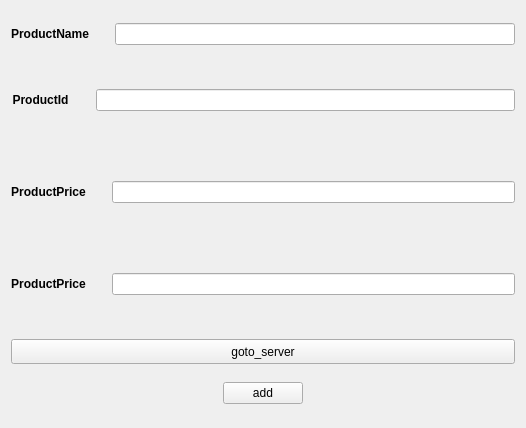
First picture: the form in productUI.ui, repository didwnsgur999/Trpg_Table, before the edit.
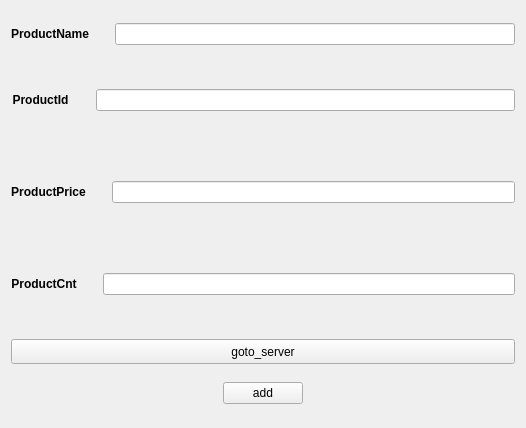
Second picture: the form after the edit.

```diff
--- a/productUI.ui
+++ b/productUI.ui
@@ -174,7 +174,7 @@
         </font>
        </property>
        <property name="text">
-        <string>ProductPrice</string>
+        <string>ProductCnt</string>
        </property>
        <property name="alignment">
         <set>Qt::AlignmentFlag::AlignCenter</set>
```
